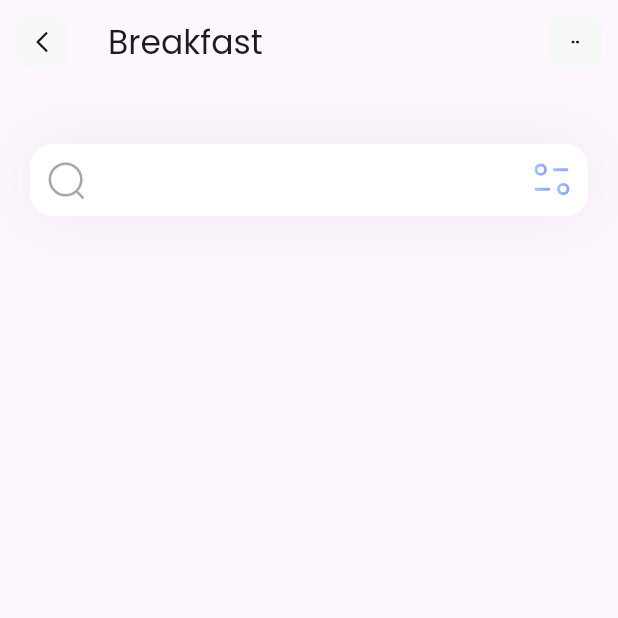
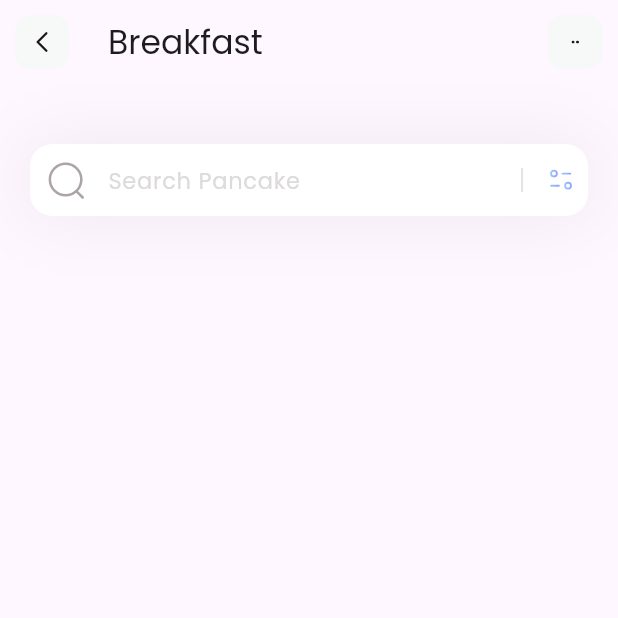
Before and after one commit to yile-li/flutter-fitness, a Flutter app: the screen it shows after launch, on a phone screen of 412 x 824 dp, the top half of it. Run offline on Flutter 3.47's test engine with Material 3 defaults, Android fonts, the phone set to English and light mode, and no system bars; our stand-ins replace flutter_svg.

Commit message:
search bar finished

```diff
--- a/lib/pages/home.dart
+++ b/lib/pages/home.dart
@@ -25,13 +25,36 @@ class HomePage extends StatelessWidget {
                   ]),
               child: TextField(
                 decoration: InputDecoration(
+                    hintText: 'Search Pancake',
+                    hintStyle: TextStyle(
+                      color: Color(0xffDDDADA),
+                      fontSize: 15,
+                    ),
                     prefixIcon: Padding(
                       padding: const EdgeInsets.all(10.0),
                       child: SvgPicture.asset("assets/icons/Search icon.svg"),
                     ),
-                    suffixIcon: Padding(
-                      padding: const EdgeInsets.all(8.0),
-                      child: SvgPicture.asset("assets/icons/Filter icon.svg"),
+                    suffixIcon: Container(
+                      width: 100,
+                      child: Row(
+                        mainAxisAlignment: MainAxisAlignment.end,
+                        children: [
+                          SizedBox(
+                            height: 20,
+                            child: VerticalDivider(
+                              color: Color(0xffDDDADA),
+                              thickness: 1,
+                              indent: 2,
+                              endIndent: 2,
+                            ),
+                          ),
+                          Padding(
+                            padding: const EdgeInsets.all(8.0),
+                            child: SvgPicture.asset(
+                                "assets/icons/Filter icon.svg"),
+                          ),
+                        ],
+                      ),
                     ),
                     isDense: true,
                     filled: true,
```
